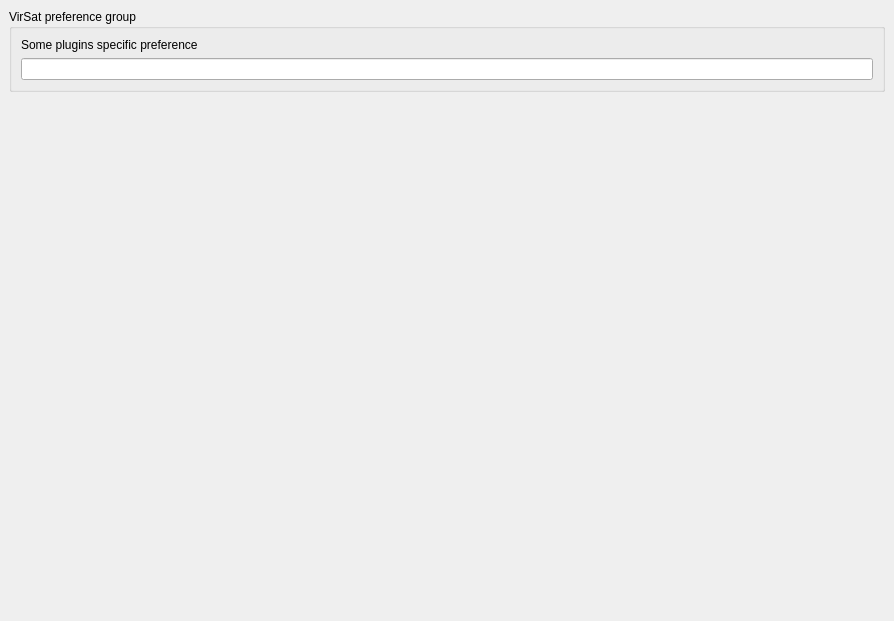
The window that VirtualSatelliteCAD/plugins/VirtualSatelliteRestPlugin/preferences.ui (virtualsatellite/VirtualSatellite4-FreeCAD-mod) describes before a commit, drawn with Qt 5.
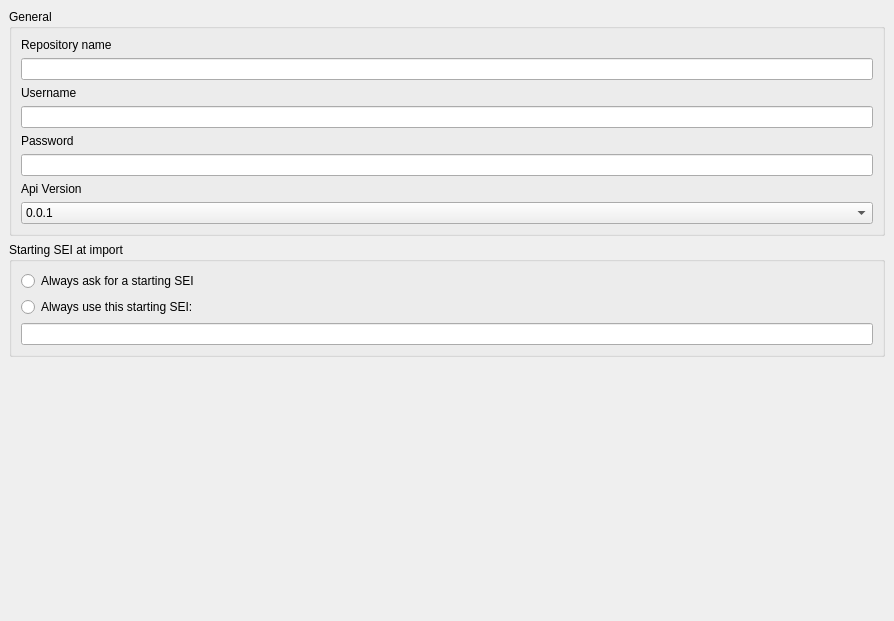
The same window after the commit. Custom widgets are drawn as their Qt base class.

Commit message:
Add REST plugin preference UI - (Task #45)
Add new UI preference page, where repository name, user name, password,
API version and root sei of the import can be selected. Add an dialog
that can be called on import to select a root sei from the current
repository.

---
Task #45: Implement REST Server Plugin

What changed in the file:
```diff
--- a/VirtualSatelliteCAD/plugins/VirtualSatelliteRestPlugin/preferences.ui
+++ b/VirtualSatelliteCAD/plugins/VirtualSatelliteRestPlugin/preferences.ui
@@ -32,18 +32,35 @@
    <item>
     <widget class="QGroupBox" name="groupBox_VirSat">
      <property name="title">
-      <string>VirSat preference group</string>
+      <string>General</string>
      </property>
      <layout class="QVBoxLayout" name="verticalLayout_VirSat">
+      <item>
+       <widget class="QLabel" name="label">
+        <property name="text">
+         <string>Repository name</string>
+        </property>
+       </widget>
+      </item>
+      <item>
+       <widget class="Gui::PrefLineEdit" name="lineEdit_2">
+        <property name="prefEntry" stdset="0">
+         <cstring>RepositoryName</cstring>
+        </property>
+        <property name="prefPath" stdset="0">
+         <cstring>Mod/VirtualSatelliteREST</cstring>
+        </property>
+       </widget>
+      </item>
       <item>
        <widget class="QLabel" name="label_2">
         <property name="text">
-         <string>Some plugins specific preference</string>
+         <string>Username</string>
         </property>
        </widget>
       </item>
       <item>
-       <widget class="Gui::PrefLineEdit" name="lineEdit_VirSat">
+       <widget class="Gui::PrefLineEdit" name="lineEdit_3">
         <property name="prefEntry" stdset="0">
          <cstring>VirSatPref</cstring>
         </property>
@@ -51,6 +68,97 @@
          <cstring>Mod/VirtualSatelliteCAD</cstring>
         </property>
        </widget>
+      </item>
+      <item>
+       <widget class="QLabel" name="label_3">
+        <property name="text">
+         <string>Password</string>
+        </property>
+       </widget>
+      </item>
+      <item>
+       <widget class="Gui::PrefLineEdit" name="lineEdit_4">
+        <property name="echoMode">
+         <enum>QLineEdit::Password</enum>
+        </property>
+        <property name="prefEntry" stdset="0">
+         <cstring>Password</cstring>
+        </property>
+        <property name="prefPath" stdset="0">
+         <cstring>Mod/VirtualSatelliteREST</cstring>
+        </property>
+       </widget>
+      </item>
+      <item>
+       <widget class="QLabel" name="label_4">
+        <property name="text">
+         <string>Api Version</string>
+        </property>
+       </widget>
+      </item>
+      <item>
+       <widget class="Gui::PrefComboBox" name="comboBox">
+        <property name="prefEntry" stdset="0">
+         <cstring>ApiVersion</cstring>
+        </property>
+        <property name="prefPath" stdset="0">
+         <cstring>Mod/VirtualSatelliteREST</cstring>
+        </property>
+        <item>
+         <property name="text">
+          <string>0.0.1</string>
+         </property>
+        </item>
+       </widget>
+      </item>
+     </layout>
+    </widget>
+   </item>
+   <item>
+    <widget class="QGroupBox" name="groupBox_2">
+     <property name="title">
+      <string>Starting SEI at import</string>
+     </property>
+     <layout class="QVBoxLayout" name="verticalLayout_VirSat">
+      <item>
+       <layout class="QVBoxLayout" name="verticalLayout">
+        <item>
+         <widget class="Gui::PrefRadioButton" name="askForDirectoryRadioButton">
+          <property name="text">
+           <string>Always ask for a starting SEI</string>
+          </property>
+          <property name="prefEntry" stdset="0">
+           <cstring>AskForStartingSEI</cstring>
+          </property>
+          <property name="prefPath" stdset="0">
+           <cstring>Mod/VirtualSatelliteREST</cstring>
+          </property>
+         </widget>
+        </item>
+        <item>
+         <widget class="Gui::PrefRadioButton" name="alwaysUsePrefFolderRadioButton">
+          <property name="text">
+           <string>Always use this starting SEI:</string>
+          </property>
+          <property name="prefEntry" stdset="0">
+           <cstring>UseStaticStartingSEI</cstring>
+          </property>
+          <property name="prefPath" stdset="0">
+           <cstring>Mod/VirtualSatelliteREST</cstring>
+          </property>
+         </widget>
+        </item>
+        <item>
+         <widget class="Gui::PrefLineEdit" name="lineEdit">
+          <property name="prefEntry" stdset="0">
+           <cstring>StartingSEI</cstring>
+          </property>
+          <property name="prefPath" stdset="0">
+           <cstring>Mod/VirtualSatelliteREST</cstring>
+          </property>
+         </widget>
+        </item>
+       </layout>
       </item>
      </layout>
     </widget>
@@ -71,6 +179,16 @@
   </layout>
  </widget>
  <customwidgets>
+  <customwidget>
+   <class>Gui::PrefRadioButton</class>
+   <extends>QRadioButton</extends>
+   <header>Gui/PrefWidgets.h</header>
+  </customwidget>
+  <customwidget>
+   <class>Gui::PrefComboBox</class>
+   <extends>QComboBox</extends>
+   <header>Gui/PrefWidgets.h</header>
+  </customwidget>
   <customwidget>
    <class>Gui::PrefLineEdit</class>
    <extends>QLineEdit</extends>
```
Left out of the diff: 6 changed lines with no effect on the pictures. The commit also changes 2 other files.
